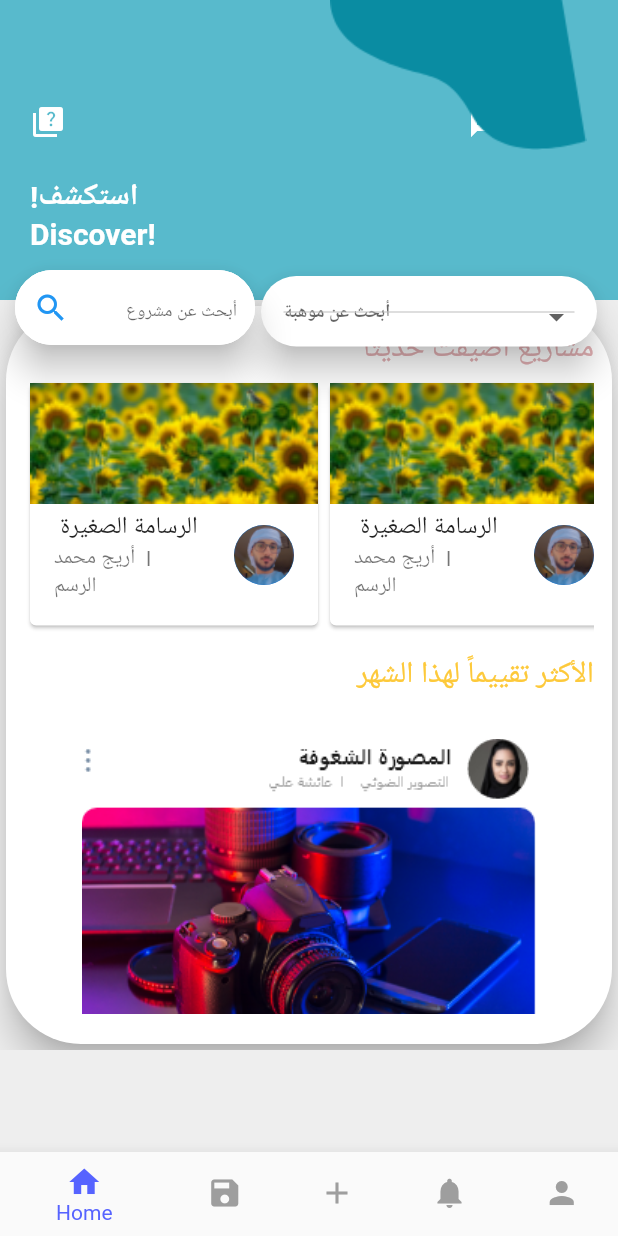
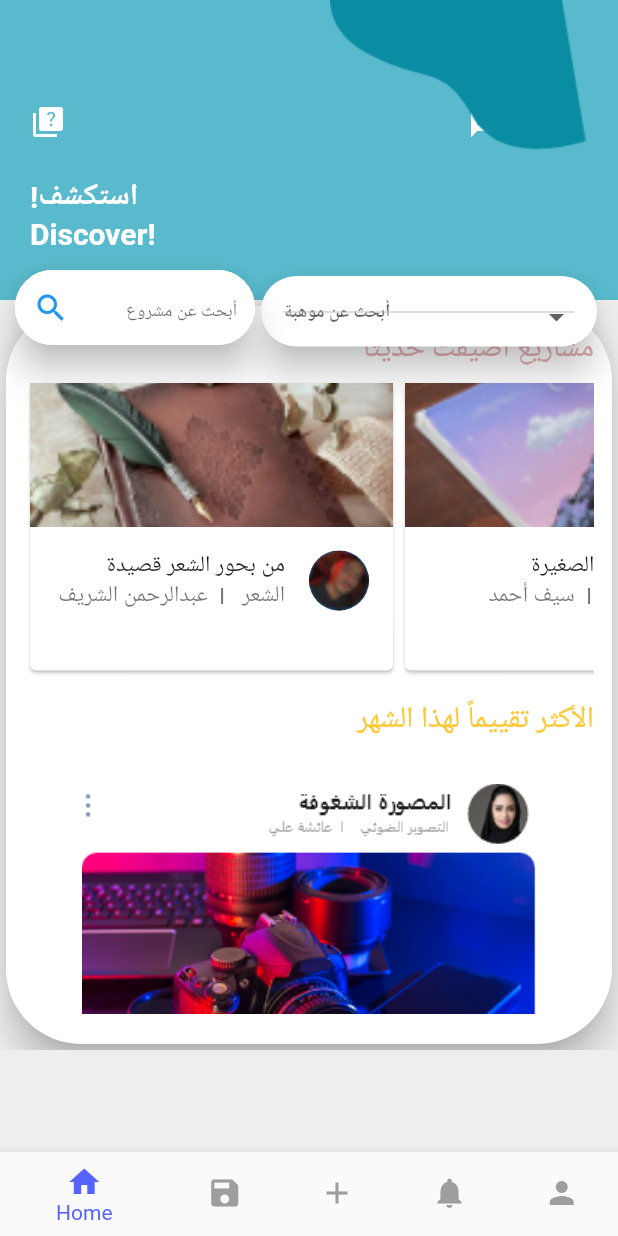
Before and after one commit to adhamDeveloper/mawhoob_app, a Flutter app: the screen it shows after launch, after a tap on "دخول كزائر", on a phone screen of 412 x 824 dp. Run offline on Flutter 3.47's test engine with Material 2 defaults, Android fonts, the phone set to English and light mode, and no system bars; our stand-ins replace flutter_rating_bar, font_awesome_flutter, google_fonts; Roboto replaces fonts that are missing (Cairo).

Commit message:
design();

```diff
--- a/lib/main.dart
+++ b/lib/main.dart
@@ -18,8 +18,8 @@ class MyApp extends StatelessWidget {
       theme: ThemeData(
           scaffoldBackgroundColor: Colors.grey[200],
           textTheme: GoogleFonts.cairoTextTheme(textTheme).copyWith(
-            bodyText1: GoogleFonts.cairo(
-                textStyle: textTheme.bodyText2, fontSize: 30),
+            bodyText1:
+                GoogleFonts.cairo(textStyle: textTheme.bodyText2, fontSize: 22),
           )),
       initialRoute: '/auth_screen',
       routes: {
--- a/lib/screens/auth_screen.dart
+++ b/lib/screens/auth_screen.dart
@@ -21,7 +21,7 @@ class _AuthScreenState extends State<AuthScreen> {
         backgroundColor: const Color(0xffD5822E),
         body: Stack(
           children: [
-            // Positioned(left: 0,right: 0,child: Image.asset('assets/white_image.png',)),
+            Positioned(top: -130,right: -150,child: Image.asset('assets/white_image.png',fit: BoxFit.cover,)),
             Image.asset('assets/background.png'),
             Positioned(
               bottom: 600,
--- a/lib/screens/home_screen.dart
+++ b/lib/screens/home_screen.dart
@@ -93,8 +93,73 @@ class _HomeScreenState extends State<HomeScreen> {
                             child: Row(
                               children: [
                                 SizedBox(
-                                  height: 170,
-                                  width: 200,
+                                  height: 200,
+                                  width: 250,
+                                  child: Card(
+                                    child: Column(
+                                      children: [
+                                        Expanded(
+                                          child: Image.asset(
+                                            'assets/image3.png',
+                                            fit: BoxFit.cover,
+                                            width: double.infinity,
+                                          ),
+                                        ),
+                                        const Expanded(
+                                          child: ListTile(
+                                            trailing: CircleAvatar(
+                                              backgroundImage:
+                                                  AssetImage('assets/ci.png'),
+                                              radius: 20,
+                                            ),
+                                            title: Text(
+                                              textAlign: TextAlign.right,
+                                              'من بحور الشعر قصيدة',
+                                              style: TextStyle(fontSize: 15),
+                                            ),
+                                            subtitle: Text(
+                                              textAlign: TextAlign.right,
+                                              'عبدالرحمن الشريف  I   الشعر',
+                                              style: TextStyle(fontSize: 15),
+                                            ),
+                                          ),
+                                        ),
+                                      ],
+                                    ),
+                                  ),
+                                ),
+                                SizedBox(
+                                  height: 200,
+                                  width: 250,
+                                  child: Card(
+                                    child: Column(
+                                      children: [
+                                        Expanded(
+                                          child: Image.asset(
+                                            'assets/image2.png',
+                                            fit: BoxFit.cover,
+                                            width: double.infinity,
+                                          ),
+                                        ),
+                                        const Expanded(
+                                          child: ListTile(
+                                            trailing: CircleAvatar(
+                                              backgroundImage: AssetImage(
+                                                  'assets/asset-4.png'),
+                                              radius: 20,
+                                            ),
+                                            title: Text(' الرسامة الصغيرة', style: TextStyle(fontSize: 15),textAlign: TextAlign.right,),
+                                            subtitle:
+                                                Text('سيف أحمد  I    الرسم', style: TextStyle(fontSize: 15),textAlign: TextAlign.right,),
+                                          ),
+                                        ),
+                                      ],
+                                    ),
+                                  ),
+                                ),
+                                SizedBox(
+                                  height: 200,
+                                  width: 250,
                                   child: Card(
                                     child: Column(
                                       children: [
@@ -109,157 +174,12 @@ class _HomeScreenState extends State<HomeScreen> {
                                           child: ListTile(
                                             trailing: CircleAvatar(
                                               backgroundImage: AssetImage(
-                                                  'assets/asset-4.png'),
+                                                  'assets/asset-1.png'),
                                               radius: 20,
                                             ),
-                                            title: Text(' الرسامة الصغيرة'),
+                                            title: Text(textAlign: TextAlign.right,'المصورة الشغوفة', style: TextStyle(fontSize: 15),),
                                             subtitle:
-                                                Text('أريج محمد  I    الرسم'),
-                                          ),
-                                        ),
-                                      ],
-                                    ),
-                                  ),
-                                ),
-                                SizedBox(
-                                  height: 170,
-                                  width: 200,
-                                  child: Card(
-                                    child: Column(
-                                      children: [
-                                        Expanded(
-                                          child: Image.asset(
-                                            'assets/image1.png',
-                                            fit: BoxFit.cover,
-                                            width: double.infinity,
-                                          ),
-                                        ),
-                                        const Expanded(
-                                          child: ListTile(
-                                            trailing: CircleAvatar(
-                                              backgroundImage: AssetImage(
-                                                  'assets/asset-4.png'),
-                                              radius: 20,
-                                            ),
-                                            title: Text(' الرسامة الصغيرة'),
-                                            subtitle:
-                                                Text('أريج محمد  I    الرسم'),
-                                          ),
-                                        ),
-                                      ],
-                                    ),
-                                  ),
-                                ),
-                                SizedBox(
-                                  height: 170,
-                                  width: 200,
-                                  child: Card(
-                                    child: Column(
-                                      children: [
-                                        Expanded(
-                                          child: Image.asset(
-                                            'assets/image1.png',
-                                            fit: BoxFit.cover,
-                                            width: double.infinity,
-                                          ),
-                                        ),
-                                        const Expanded(
-                                          child: ListTile(
-                                            trailing: CircleAvatar(
-                                              backgroundImage: AssetImage(
-                                                  'assets/asset-4.png'),
-                                              radius: 20,
-                                            ),
-                                            title: Text(' الرسامة الصغيرة'),
-                                            subtitle:
-                                                Text('أريج محمد  I    الرسم'),
-                                          ),
-                                        ),
-                                      ],
-                                    ),
-                                  ),
-                                ),
-                                SizedBox(
-                                  height: 170,
-                                  width: 200,
-                                  child: Card(
-                                    child: Column(
-                                      children: [
-                                        Expanded(
-                                          child: Image.asset(
-                                            'assets/image1.png',
-                                            fit: BoxFit.cover,
-                                            width: double.infinity,
-                                          ),
-                                        ),
-                                        const Expanded(
-                                          child: ListTile(
-                                            trailing: CircleAvatar(
-                                              backgroundImage: AssetImage(
-                                                  'assets/asset-4.png'),
-                                              radius: 20,
-                                            ),
-                                            title: Text(' الرسامة الصغيرة'),
-                                            subtitle:
-                                                Text('أريج محمد  I    الرسم'),
-                                          ),
-                                        ),
-                                      ],
-                                    ),
-                                  ),
-                                ),
-                                SizedBox(
-                                  height: 170,
-                                  width: 200,
-                                  child: Card(
-                                    child: Column(
-                                      children: [
-                                        Expanded(
-                                          child: Image.asset(
-                                            'assets/image1.png',
-                                            fit: BoxFit.cover,
-                                            width: double.infinity,
-                                          ),
-                                        ),
-                                        const Expanded(
-                                          child: ListTile(
-                                            trailing: CircleAvatar(
-                                              backgroundImage: AssetImage(
-                                                  'assets/asset-4.png'),
-                                              radius: 20,
-                                            ),
-                                            title: Text(' الرسامة الصغيرة'),
-                                            subtitle:
-                                                Text('أريج محمد  I    الرسم'),
-                                          ),
-                                        ),
-                                      ],
-                                    ),
-                                  ),
-                                ),
-                                SizedBox(
-                                  height: 170,
-                                  width: 200,
-                                  child: Card(
-                                    child: Column(
-                                      children: [
-                                        Expanded(
-                                          child: Image.asset(
-                                            'assets/image1.png',
-                                            fit: BoxFit.cover,
-                                            width: double.infinity,
-                                          ),
-                                        ),
-                                        const Expanded(
-                                          child: ListTile(
-                                            trailing: CircleAvatar(
-                                              backgroundImage: AssetImage(
-                                                  'assets/asset-4.png'),
-                                              radius: 20,
-                                            ),
-                                            title: Text(' الرسامة الصغيرة'),
-                                            subtitle:
-                                                Text('أريج محمد  I    الرسم'),
+                                                Text(textAlign: TextAlign.right,'عائشة علي  I    الرسم', style: TextStyle(fontSize: 15),),
                                           ),
                                         ),
                                       ],
@@ -301,7 +221,8 @@ class _HomeScreenState extends State<HomeScreen> {
                     isExpanded: true,
                     hint: Text(
                       hint,
-                      style: const TextStyle(fontSize: 12,fontWeight: FontWeight.bold),
+                      style: const TextStyle(
+                          fontSize: 12, fontWeight: FontWeight.bold),
                     ),
                     items: <String>[
                       'البحث العلمي',
```
Also changed, not shown: lib/screens/saved_screen.dart (+42 -18 lines), assets/ci.png (added), assets/omans.png (added).
